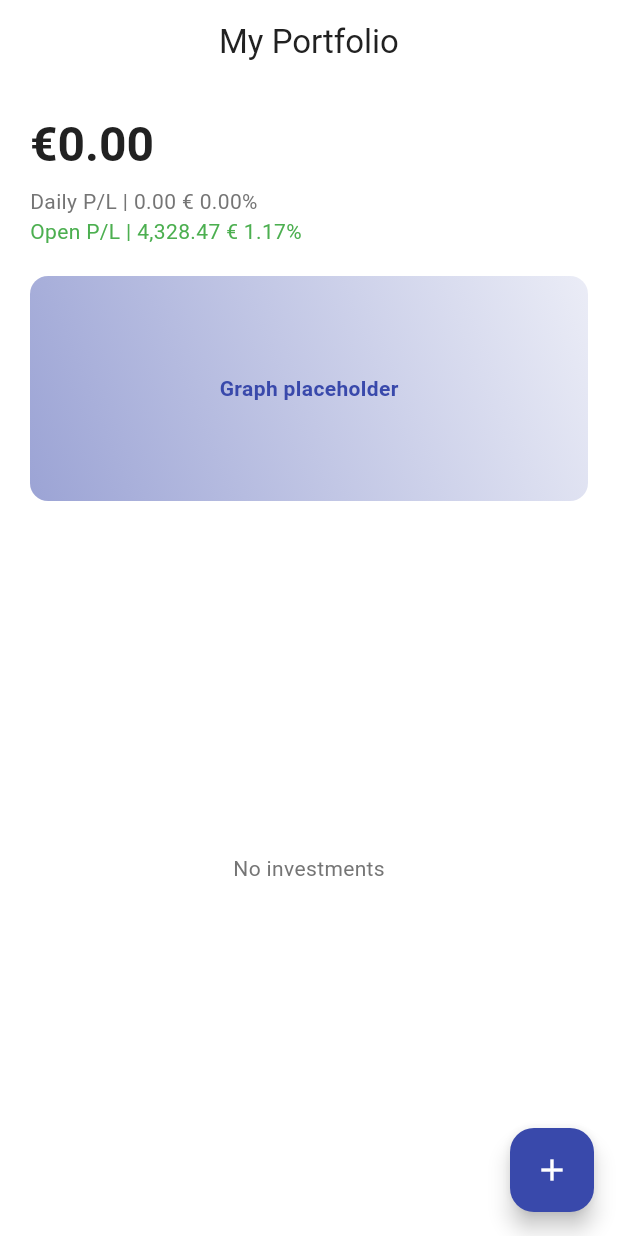
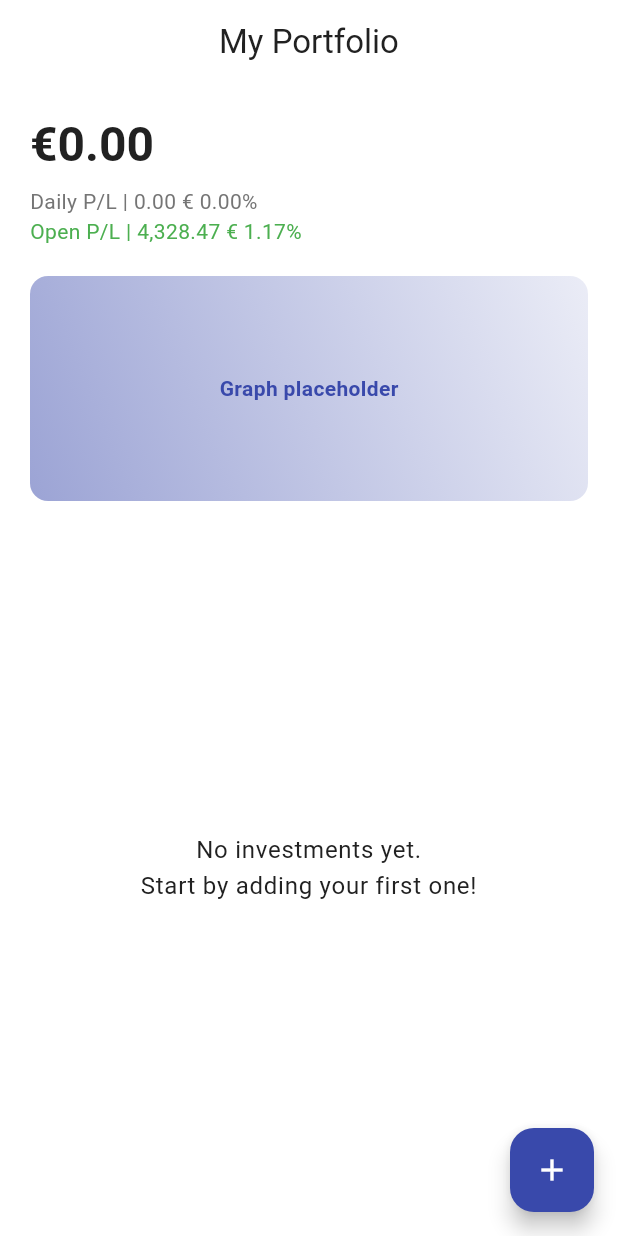
Before and after one commit to GoldLettuce/Lumina, a Flutter app: the screen it shows after launch, on a phone screen of 412 x 824 dp. Run offline on Flutter 3.47's test engine with Material 3 defaults, Android fonts, the phone set to English and light mode, and no system bars; our stand-ins replace hive, hive_flutter; accounts and stored records are empty.

```diff
--- a/lib/l10n/app_en.arb
+++ b/lib/l10n/app_en.arb
@@ -5,5 +5,7 @@
   "openPL": "Open P/L | 4,328.47 € 1.17%",
   "graphPlaceholder": "Graph placeholder",
   "quantity": "Quantity",
-  "noInvestments": "No investments"
+  "noInvestments": "No investments",
+  "emptyPortfolioMessage": "No investments yet.\nStart by adding your first one!"
+
 }
--- a/lib/l10n/app_es.arb
+++ b/lib/l10n/app_es.arb
@@ -5,5 +5,7 @@
   "openPL": "Abrir P/G | 4,328.47 € 1.17%",
   "graphPlaceholder": "Marcador de gráfico",
   "quantity": "Cantidad",
-  "noInvestments": "No hay inversiones"
+  "noInvestments": "No hay inversiones",
+  "emptyPortfolioMessage": "No tienes inversiones aún.\n¡Comienza añadiendo la primera!"
+
 }
--- a/lib/l10n/app_localizations.dart
+++ b/lib/l10n/app_localizations.dart
@@ -130,6 +130,12 @@ abstract class AppLocalizations {
   /// In en, this message translates to:
   /// **'No investments'**
   String get noInvestments;
+
+  /// No description provided for @emptyPortfolioMessage.
+  ///
+  /// In en, this message translates to:
+  /// **'No investments yet.\nStart by adding your first one!'**
+  String get emptyPortfolioMessage;
 }
 
 class _AppLocalizationsDelegate extends LocalizationsDelegate<AppLocalizations> {
--- a/lib/l10n/app_localizations_en.dart
+++ b/lib/l10n/app_localizations_en.dart
@@ -25,4 +25,7 @@ class AppLocalizationsEn extends AppLocalizations {
 
   @override
   String get noInvestments => 'No investments';
+
+  @override
+  String get emptyPortfolioMessage => 'No investments yet.\nStart by adding your first one!';
 }
--- a/lib/l10n/app_localizations_es.dart
+++ b/lib/l10n/app_localizations_es.dart
@@ -25,4 +25,7 @@ class AppLocalizationsEs extends AppLocalizations {
 
   @override
   String get noInvestments => 'No hay inversiones';
+
+  @override
+  String get emptyPortfolioMessage => 'No tienes inversiones aún.\n¡Comienza añadiendo la primera!';
 }
--- a/lib/main.dart
+++ b/lib/main.dart
@@ -129,7 +129,17 @@ class _PortfolioScreenState extends State<PortfolioScreen> {
             const SizedBox(height: 20),
             Expanded(
               child: investments.isEmpty
-                  ? Center(child: Text(AppLocalizations.of(context)?.noInvestments ?? 'No investments'))
+                  ? Center(
+                child: Padding(
+                  padding: const EdgeInsets.symmetric(horizontal: 30),
+                  child: Text(
+                    AppLocalizations.of(context)?.emptyPortfolioMessage ??
+                        'No tienes inversiones aún.\n¡Comienza añadiendo la primera!',
+                    style: theme.textTheme.bodyLarge,
+                    textAlign: TextAlign.center,
+                  ),
+                ),
+              )
                   : ListView.separated(
                 itemCount: investments.length,
                 separatorBuilder: (context, index) => Divider(color: AppColors.border),
@@ -153,7 +163,6 @@ class _PortfolioScreenState extends State<PortfolioScreen> {
                           '€${(asset.price * asset.quantity).toStringAsFixed(2)}',
                           style: theme.textTheme.bodyLarge!.copyWith(fontWeight: FontWeight.w600),
                         ),
-                        // Aquí podrías calcular y mostrar el cambio porcentual
                       ],
                     ),
                   );
```
Also changed, not shown: 1 other file.
